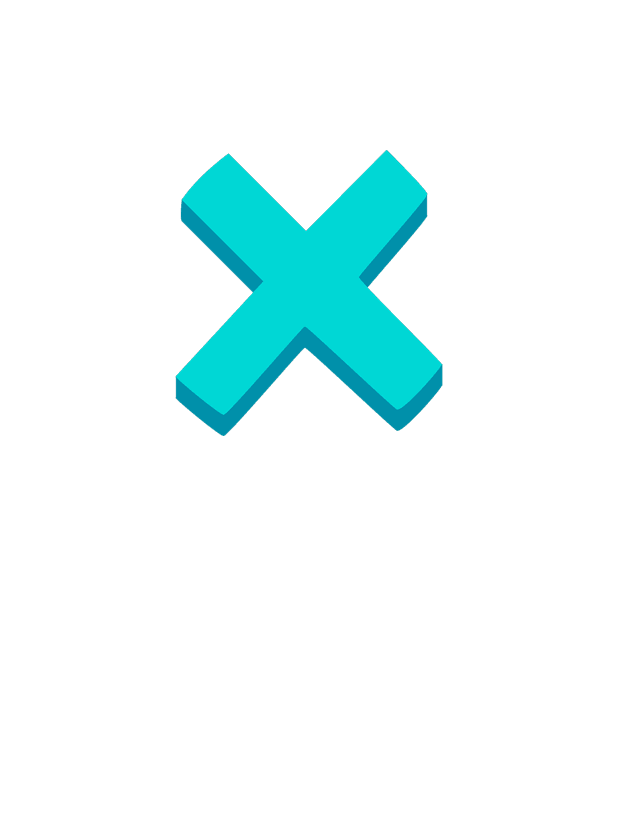
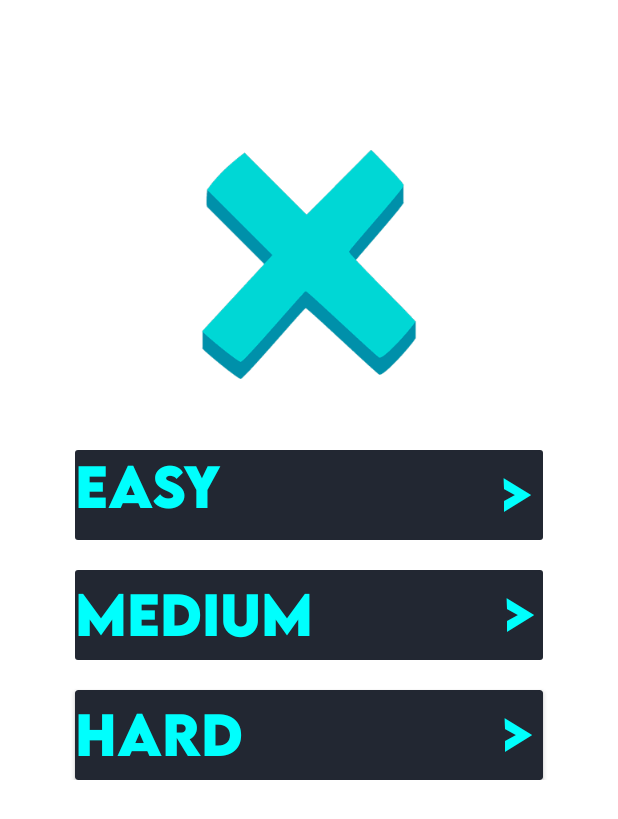
Before and after one commit to adelnasyrov/CountIt, an Android app: the fragment show_memes3 shown on its own in the app's theme, on a phone screen of 412 x 824 dp. Shown: the top 819 px of the screen. Run offline under Robolectric (Android 15) with nearby library versions, the phone set to English and light mode, and no system bars.

Commit message:
-navigation view appearance fixed

```diff
--- a/app/src/main/java/com/example/letscount/minus_action/MinusGameFirst.kt
+++ b/app/src/main/java/com/example/letscount/minus_action/MinusGameFirst.kt
@@ -16,6 +16,7 @@ import android.text.TextWatcher
 import android.view.LayoutInflater
 import android.view.View
 import android.view.ViewGroup
+import android.view.inputmethod.InputMethodManager
 import android.widget.EditText
 import android.widget.ImageView
 import android.widget.TextView
@@ -100,8 +101,9 @@ class MinusGameFirst : Fragment() {
             ) {
                 resultCard.strokeColor = Color.parseColor("#FF0000")
                 if ((randomValue1 - randomValue2).toString() == result?.text.toString()) {
-                    //val imm = getSystemService(Context.INPUT_METHOD_SERVICE) as? InputMethodManager
-                    //imm?.hideSoftInputFromWindow(view?.windowToken, 0)
+                    val imm: InputMethodManager =
+                        requireContext().getSystemService(Context.INPUT_METHOD_SERVICE) as InputMethodManager
+                    imm.hideSoftInputFromWindow(view?.windowToken, 0)
                     result?.isFocusable = false
                     resultCard.strokeColor = Color.parseColor("#008000")
                     object : CountDownTimer(500, 100) {
--- a/app/src/main/java/com/example/letscount/minus_action/MinusGameSecond.kt
+++ b/app/src/main/java/com/example/letscount/minus_action/MinusGameSecond.kt
@@ -14,6 +14,7 @@ import android.text.TextWatcher
 import android.view.LayoutInflater
 import android.view.View
 import android.view.ViewGroup
+import android.view.inputmethod.InputMethodManager
 import android.widget.ImageView
 import android.widget.TextView
 import android.widget.Toast
@@ -95,6 +96,9 @@ class MinusGameSecond : Fragment() {
             ) {
                 resultCard.strokeColor = Color.parseColor("#FF0000")
                 if ((randomValue1 - randomValue2).toString() == result?.text.toString()) {
+                    val imm: InputMethodManager =
+                        requireContext().getSystemService(Context.INPUT_METHOD_SERVICE) as InputMethodManager
+                    imm.hideSoftInputFromWindow(view?.windowToken, 0)
                     result?.isFocusable = false
                     resultCard.strokeColor = Color.parseColor("#008000")
                     object : CountDownTimer(500, 1) {
--- a/app/src/main/res/drawable-nodpi/ic_baseline_menu_24.xml
+++ /dev/null
@@ -1,5 +0,0 @@
-<vector android:autoMirrored="true" android:height="24dp"
-    android:tint="#408711" android:viewportHeight="24"
-    android:viewportWidth="24" android:width="24dp" xmlns:android="http://schemas.android.com/apk/res/android">
-    <path android:fillColor="@android:color/white" android:pathData="M3,18h18v-2L3,16v2zM3,13h18v-2L3,11v2zM3,6v2h18L21,6L3,6z"/>
-</vector>
--- /dev/null
+++ b/app/src/main/res/drawable-nodpi/menu_plus.xml
@@ -0,0 +1,11 @@
+<vector android:autoMirrored="true"
+    android:height="24dp"
+    android:tint="#e3bec7"
+    android:viewportHeight="24"
+    android:viewportWidth="24"
+    android:width="24dp"
+    xmlns:android="http://schemas.android.com/apk/res/android">
+    <path
+        android:fillColor="@android:color/white"
+        android:pathData="M3,18h18v-2L3,16v2zM3,13h18v-2L3,11v2zM3,6v2h18L21,6L3,6z" />
+</vector>
--- a/app/src/main/res/layout/activity_main.xml
+++ b/app/src/main/res/layout/activity_main.xml
@@ -18,7 +18,7 @@
         android:layout_gravity="start"
         android:background="@color/back"
         android:fitsSystemWindows="true"
-        app:menu="@menu/menu1" />
+        app:menu="@menu/menu2" />
 
 
 </androidx.drawerlayout.widget.DrawerLayout>
--- a/app/src/main/res/layout/fragment_multiplication.xml
+++ b/app/src/main/res/layout/fragment_multiplication.xml
@@ -3,22 +3,140 @@
     xmlns:app="http://schemas.android.com/apk/res-auto"
     xmlns:tools="http://schemas.android.com/tools"
     android:layout_width="match_parent"
-    android:layout_height="wrap_content"
+    android:layout_height="match_parent"
     tools:context=".multiplication_action.show_memes3">
 
     <androidx.constraintlayout.widget.ConstraintLayout
         android:layout_width="match_parent"
         android:layout_height="match_parent">
+
         <com.google.android.material.imageview.ShapeableImageView
+            android:id="@+id/icon"
             android:layout_width="match_parent"
-            android:layout_height="match_parent"
+            android:layout_height="160dp"
             app:layout_constraintTop_toTopOf="parent"
             app:layout_constraintStart_toStartOf="parent"
             app:layout_constraintEnd_toEndOf="parent"
-            app:layout_constraintBottom_toBottomOf="parent"
             android:src="@drawable/icon_3"
             android:layout_marginTop="100dp"
             android:layout_marginLeft="100dp"
-            android:layout_marginRight="100dp"/>
+            android:layout_marginRight="100dp" />
+
+        <androidx.cardview.widget.CardView
+            android:id="@+id/easy"
+            android:layout_width="match_parent"
+            android:layout_height="60dp"
+            android:layout_marginStart="50dp"
+            android:layout_marginTop="40dp"
+            android:layout_marginEnd="50dp"
+            android:backgroundTint="@color/back"
+            android:outlineProvider="none"
+            app:layout_constraintEnd_toEndOf="parent"
+            app:layout_constraintStart_toStartOf="parent"
+            app:layout_constraintTop_toBottomOf="@id/icon">
+
+            <LinearLayout
+                android:layout_width="match_parent"
+                android:layout_height="60dp"
+                android:orientation="horizontal">
+
+                <TextView
+                    android:layout_width="wrap_content"
+                    android:layout_height="match_parent"
+                    android:layout_gravity="center_vertical"
+                    android:layout_weight="0.97"
+                    android:text="@string/easy"
+                    android:textColor="#00fffd"
+                    android:textSize="35sp" />
+
+                <TextView
+                    android:layout_width="wrap_content"
+                    android:layout_height="match_parent"
+                    android:layout_gravity="end"
+                    android:layout_weight="0.03"
+                    android:gravity="center_vertical"
+                    android:text="@string/go"
+                    android:textColor="#00fffd"
+                    android:textSize="35sp" />
+            </LinearLayout>
+        </androidx.cardview.widget.CardView>
+
+        <androidx.cardview.widget.CardView
+            android:id="@+id/medium"
+            android:layout_width="match_parent"
+            android:layout_height="60dp"
+            android:layout_marginStart="50dp"
+            android:layout_marginTop="20dp"
+            android:layout_marginEnd="50dp"
+            android:backgroundTint="@color/back"
+            android:outlineProvider="none"
+            app:layout_constraintEnd_toEndOf="parent"
+            app:layout_constraintStart_toStartOf="parent"
+            app:layout_constraintTop_toBottomOf="@id/easy">
+
+            <LinearLayout
+                android:layout_width="match_parent"
+                android:layout_height="60dp"
+                android:orientation="horizontal">
+
+                <TextView
+                    android:layout_width="wrap_content"
+                    android:layout_height="match_parent"
+                    android:layout_weight="0.97"
+                    android:gravity="center_vertical"
+                    android:text="@string/medium"
+                    android:textColor="#00fffd"
+                    android:textSize="35sp" />
+
+                <TextView
+                    android:layout_width="wrap_content"
+                    android:layout_height="match_parent"
+                    android:layout_gravity="end"
+                    android:layout_weight="0.03"
+                    android:gravity="center_vertical"
+                    android:text="@string/go"
+                    android:textColor="#00fffd"
+                    android:textSize="35sp" />
+            </LinearLayout>
+        </androidx.cardview.widget.CardView>
+
+        <androidx.cardview.widget.CardView
+            android:id="@+id/hard"
+            android:layout_width="match_parent"
+            android:layout_height="60dp"
+            android:layout_marginStart="50dp"
+            android:layout_marginTop="20dp"
+            android:layout_marginEnd="50dp"
+            android:backgroundTint="@color/back"
+            app:layout_constraintEnd_toEndOf="parent"
+            app:layout_constraintStart_toStartOf="parent"
+            app:layout_constraintTop_toBottomOf="@id/medium">
+
+            <LinearLayout
+                android:layout_width="match_parent"
+                android:layout_height="60dp"
+                android:orientation="horizontal">
+
+                <TextView
+                    android:layout_width="wrap_content"
+                    android:layout_height="match_parent"
+                    android:layout_weight="0.97"
+                    android:gravity="center_vertical"
+                    android:text="@string/hard"
+                    android:textColor="#00fffd"
+                    android:textSize="35sp" />
+
+                <TextView
+                    android:layout_width="wrap_content"
+                    android:layout_height="match_parent"
+                    android:layout_weight="0.03"
+                    android:gravity="center_vertical"
+                    android:text="@string/go"
+                    android:textColor="#00fffd"
+                    android:textSize="35sp" />
+            </LinearLayout>
+        </androidx.cardview.widget.CardView>
     </androidx.constraintlayout.widget.ConstraintLayout>
+
+
 </androidx.core.widget.NestedScrollView>
```
